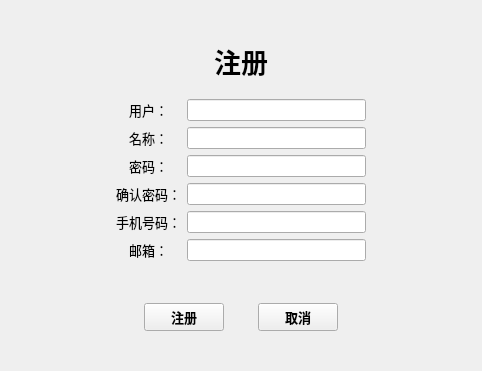
First picture: the form in CloudDiskClinet/login.ui, repository Urldemon/Clouddisk, before the edit.
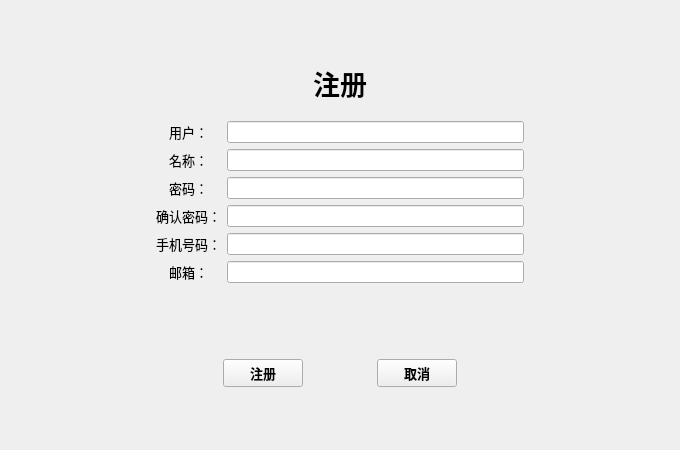
Second picture: the form after the edit. Custom widgets are drawn as their Qt base class.

What changed in the file:
```diff
--- a/CloudDiskClinet/login.ui
+++ b/CloudDiskClinet/login.ui
@@ -6,8 +6,8 @@
    <rect>
     <x>0</x>
     <y>0</y>
-    <width>482</width>
-    <height>371</height>
+    <width>680</width>
+    <height>450</height>
    </rect>
   </property>
   <property name="windowTitle">
@@ -388,7 +388,6 @@
                    <font>
                     <family>微软雅黑</family>
                     <pointsize>20</pointsize>
-                    <weight>75</weight>
                     <bold>true</bold>
                    </font>
                   </property>
@@ -406,10 +405,7 @@
              <item>
               <widget class="QWidget" name="widget_15" native="true">
                <layout class="QGridLayout" name="gridLayout_3">
-                <item row="3" column="1">
-                 <widget class="QLineEdit" name="resgin_pwd_con"/>
-                </item>
-                <item row="1" column="0">
+                <item row="2" column="0">
                  <widget class="QLabel" name="label_9">
                   <property name="font">
                    <font>
@@ -425,49 +421,33 @@
                   </property>
                  </widget>
                 </item>
-                <item row="1" column="1">
-                 <widget class="QLineEdit" name="resgin_nickname"/>
-                </item>
-                <item row="0" column="0">
-                 <widget class="QLabel" name="label_8">
+                <item row="9" column="0" colspan="2">
+                 <widget class="QLabel" name="re_status">
                   <property name="font">
                    <font>
                     <family>微软雅黑</family>
                     <pointsize>10</pointsize>
                    </font>
                   </property>
-                  <property name="text">
-                   <string>用户：</string>
+                  <property name="styleSheet">
+                   <string notr="true">color : rgb(255, 0, 0)</string>
                   </property>
-                  <property name="alignment">
-                   <set>Qt::AlignCenter</set>
-                  </property>
-                 </widget>
-                </item>
-                <item row="2" column="1">
-                 <widget class="QLineEdit" name="resgin_pwd"/>
-                </item>
-                <item row="5" column="0">
-                 <widget class="QLabel" name="label_13">
-                  <property name="font">
-                   <font>
-                    <family>微软雅黑</family>
-                    <pointsize>10</pointsize>
-                   </font>
-                  </property>
                   <property name="text">
-                   <string>邮箱：</string>
+                   <string/>
                   </property>
                   <property name="alignment">
                    <set>Qt::AlignCenter</set>
                   </property>
                  </widget>
                 </item>
-                <item row="5" column="1">
-                 <widget class="QLineEdit" name="resgin_email"/>
+                <item row="4" column="1">
+                 <widget class="QLineEdit" name="resgin_pwd_con"/>
                 </item>
-                <item row="2" column="0">
-                 <widget class="QLabel" name="label_10">
+                <item row="0" column="1">
+                 <widget class="QLineEdit" name="resgin_usr"/>
+                </item>
+                <item row="6" column="0">
+                 <widget class="QLabel" name="label_12">
                   <property name="font">
                    <font>
                     <family>微软雅黑</family>
@@ -475,7 +455,7 @@
                    </font>
                   </property>
                   <property name="text">
-                   <string>密码：</string>
+                   <string>手机号码：</string>
                   </property>
                   <property name="alignment">
                    <set>Qt::AlignCenter</set>
@@ -483,6 +463,22 @@
                  </widget>
                 </item>
                 <item row="3" column="0">
+                 <widget class="QLabel" name="label_10">
+                  <property name="font">
+                   <font>
+                    <family>微软雅黑</family>
+                    <pointsize>10</pointsize>
+                   </font>
+                  </property>
+                  <property name="text">
+                   <string>密码：</string>
+                  </property>
+                  <property name="alignment">
+                   <set>Qt::AlignCenter</set>
+                  </property>
+                 </widget>
+                </item>
+                <item row="4" column="0">
                  <widget class="QLabel" name="label_11">
                   <property name="font">
                    <font>
@@ -498,8 +494,8 @@
                   </property>
                  </widget>
                 </item>
-                <item row="4" column="0">
-                 <widget class="QLabel" name="label_12">
+                <item row="7" column="0">
+                 <widget class="QLabel" name="label_13">
                   <property name="font">
                    <font>
                     <family>微软雅黑</family>
@@ -507,37 +503,40 @@
                    </font>
                   </property>
                   <property name="text">
-                   <string>手机号码：</string>
+                   <string>邮箱：</string>
                   </property>
                   <property name="alignment">
                    <set>Qt::AlignCenter</set>
                   </property>
                  </widget>
                 </item>
-                <item row="4" column="1">
+                <item row="0" column="0">
+                 <widget class="QLabel" name="label_8">
+                  <property name="font">
+                   <font>
+                    <family>微软雅黑</family>
+                    <pointsize>10</pointsize>
+                   </font>
+                  </property>
+                  <property name="text">
+                   <string>用户：</string>
+                  </property>
+                  <property name="alignment">
+                   <set>Qt::AlignCenter</set>
+                  </property>
+                 </widget>
+                </item>
+                <item row="3" column="1">
+                 <widget class="QLineEdit" name="resgin_pwd"/>
+                </item>
+                <item row="6" column="1">
                  <widget class="QLineEdit" name="resgin_phone"/>
                 </item>
-                <item row="0" column="1">
-                 <widget class="QLineEdit" name="resgin_usr"/>
+                <item row="2" column="1">
+                 <widget class="QLineEdit" name="resgin_nickname"/>
                 </item>
-                <item row="6" column="0" colspan="2">
-                 <widget class="QLabel" name="re_status">
-                  <property name="font">
-                   <font>
-                    <family>微软雅黑</family>
-                    <pointsize>10</pointsize>
-                   </font>
-                  </property>
-                  <property name="styleSheet">
-                   <string notr="true">color : rgb(255, 0, 0)</string>
-                  </property>
-                  <property name="text">
-                   <string/>
-                  </property>
-                  <property name="alignment">
-                   <set>Qt::AlignCenter</set>
-                  </property>
-                 </widget>
+                <item row="7" column="1">
+                 <widget class="QLineEdit" name="resgin_email"/>
                 </item>
                </layout>
               </widget>
@@ -564,7 +563,6 @@
                    <font>
                     <family>微软雅黑</family>
                     <pointsize>10</pointsize>
-                    <weight>75</weight>
                     <bold>true</bold>
                    </font>
                   </property>
@@ -592,7 +590,6 @@
                    <font>
                     <family>微软雅黑</family>
                     <pointsize>10</pointsize>
-                    <weight>75</weight>
                     <bold>true</bold>
                    </font>
                   </property>
```
Left out of the diff: 22 changed lines with no effect on the pictures.
